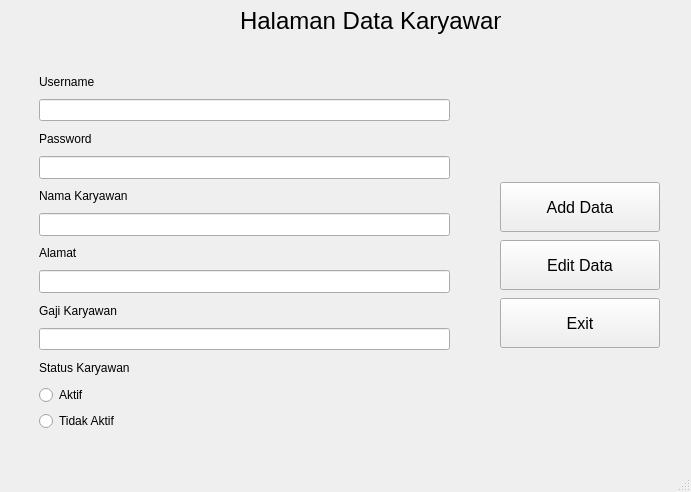
Qt form sis-karyawan/add_karyawan.ui (AthreeS002/Sistem-Karyawan) before a commit.
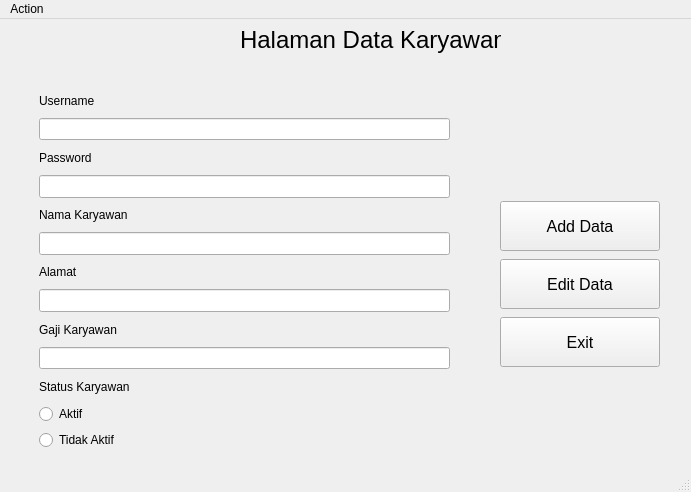
The same form after that commit.

```diff
--- a/sis-karyawan/add_karyawan.ui
+++ b/sis-karyawan/add_karyawan.ui
@@ -226,6 +226,13 @@
      <height>21</height>
     </rect>
    </property>
+   <widget class="QMenu" name="menuAction">
+    <property name="title">
+     <string>Action</string>
+    </property>
+    <addaction name="actionLogout"/>
+   </widget>
+   <addaction name="menuAction"/>
   </widget>
   <widget class="QStatusBar" name="statusbar"/>
  </widget>
```
Left out of the diff: 5 changed lines with no effect on the pictures.
